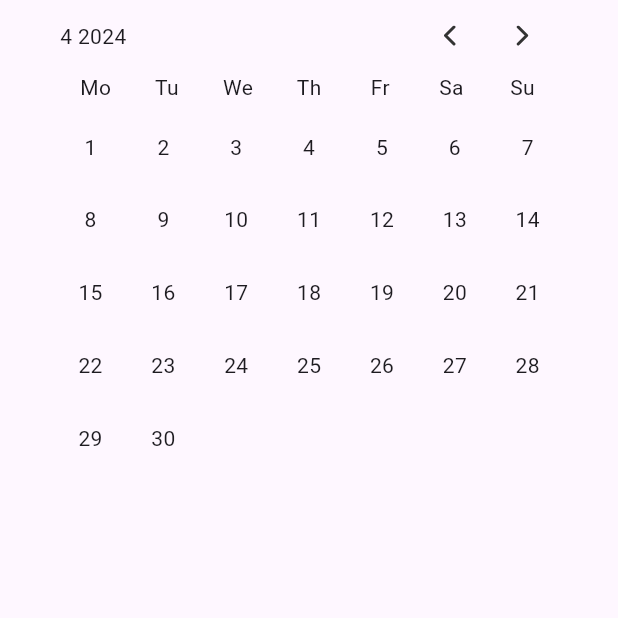
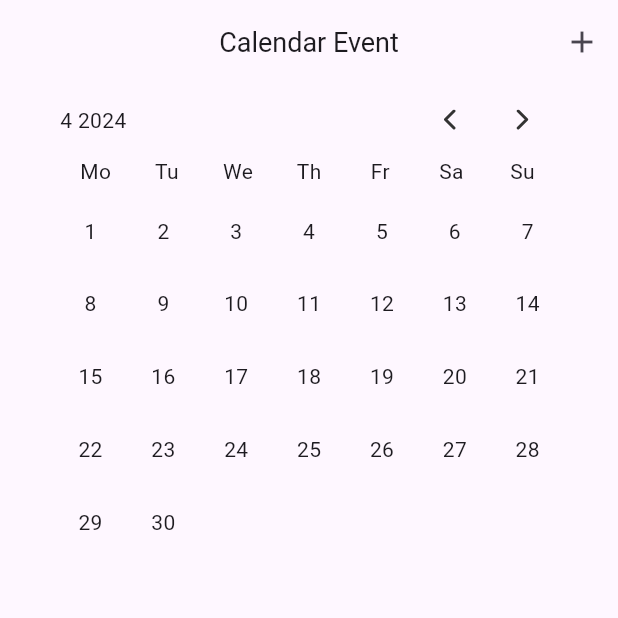
Before and after one commit to MaxZubko/event-calendar, a Flutter app: the screen it shows after launch, on a phone screen of 412 x 824 dp, the top half of it. Run offline on Flutter 3.47's test engine with Material 3 defaults, Android fonts, the phone set to English and light mode, and no system bars; our stand-ins replace bloc, cloud_firestore, equatable, firebase_core, flutter_bloc, flutter_svg and 3 more; accounts and stored records are empty.

Commit message:
added event screen

```diff
--- a/lib/cubit/calendar_event_cubit.dart
+++ b/lib/cubit/calendar_event_cubit.dart
@@ -44,7 +44,7 @@ class CalendarEventCubit extends Cubit<CalendarEventState> {
       await _service.addEvent(event: event, docId: _docId!);
       _events.add(event);
 
-      emit(CalendarEventLoaded(events: _events));
+      emit(CalendarEventLoaded(events: List.of(_events)));
     } catch (e) {
       emit(CalendarEventFailure(error: e));
     }
@@ -58,7 +58,7 @@ class CalendarEventCubit extends Cubit<CalendarEventState> {
 
       _events.removeWhere((element) => element.eventId == event.eventId);
 
-      emit(CalendarEventLoaded(events: _events));
+      emit(CalendarEventLoaded(events: List.of(_events)));
     } catch (e) {
       emit(CalendarEventFailure(error: e));
     }
--- a/lib/features/add_event/view/add_event_screen.dart
+++ b/lib/features/add_event/view/add_event_screen.dart
@@ -1,3 +1,4 @@
+import 'package:event_calendar_app/widgets/widget.dart';
 import 'package:flutter/material.dart';
 
 class AddEventScreen extends StatelessWidget {
@@ -5,7 +6,8 @@ class AddEventScreen extends StatelessWidget {
 
   @override
   Widget build(BuildContext context) {
-    return Scaffold(
+    return const Scaffold(
+      appBar: CustomAppBar(title: 'Event Details'),
       body: Center(child: Text('Add event')),
     );
   }
--- a/lib/features/home/view/home_screen.dart
+++ b/lib/features/home/view/home_screen.dart
@@ -1,14 +1,23 @@
+import 'package:event_calendar_app/cubit/calendar_event_cubit.dart';
 import 'package:event_calendar_app/features/home/home.dart';
 import 'package:event_calendar_app/features/home/widgets/calendar_body.dart';
+import 'package:event_calendar_app/services/firestore_service/models/calendar_event_model/calendar_event_model.dart';
+import 'package:event_calendar_app/widgets/widget.dart';
 import 'package:flutter/material.dart';
+import 'package:flutter_bloc/flutter_bloc.dart';
 
 class HomeScreen extends StatelessWidget {
   const HomeScreen({super.key});
 
   @override
   Widget build(BuildContext context) {
-    return const Scaffold(
-      body: SafeArea(
+    return Scaffold(
+      appBar: CustomAppBar(
+        title: 'Calendar Event',
+        iconActionBtn: const Icon(Icons.add),
+        onPressed: () => _showSearchBottomSheet(context),
+      ),
+      body: const SafeArea(
         child: Padding(
           padding: EdgeInsets.symmetric(horizontal: 40),
           child: Column(
@@ -21,4 +30,21 @@ class HomeScreen extends StatelessWidget {
       ),
     );
   }
+
+  Future<void> _showSearchBottomSheet(BuildContext context) async {
+    final eventCubit = context.read<CalendarEventCubit>();
+    final eventModel = await showModalBottomSheet<CalendarEventModel>(
+      isScrollControlled: true,
+      backgroundColor: Colors.transparent,
+      elevation: 0,
+      context: context,
+      builder: (context) => const Padding(
+        padding: EdgeInsets.only(top: 50),
+        child: EventBottomSheet(),
+      ),
+    );
+    if (eventModel != null) {
+      eventCubit.addEvent(event: eventModel);
+    }
+  }
 }
--- a/lib/features/home/widgets/calendar_body.dart
+++ b/lib/features/home/widgets/calendar_body.dart
@@ -15,13 +15,13 @@ class _CalendarBodyState extends State<CalendarBody> {
   @override
   Widget build(BuildContext context) {
     return CustomScrollView(
+      physics: const NeverScrollableScrollPhysics(),
       slivers: [
         const SliverToBoxAdapter(
           child: CalendarWeekDays(),
         ),
-        Builder(
-          builder: (context) {
-            final calendarState = context.watch<CalendarCubit>().state;
+        BlocBuilder<CalendarCubit, CalendarState>(
+          builder: (context, calendarState) {
             final daysInMonth = DateTime(calendarState.currentDate.year,
                     calendarState.currentDate.month + 1, 0)
                 .day;
@@ -29,17 +29,20 @@ class _CalendarBodyState extends State<CalendarBody> {
                     calendarState.currentDate.month, 0)
                 .weekday;
 
-            final eventsCubit = context.watch<CalendarEventCubit>();
-
             // so that the first line with dates is not empty
             if (firstDayOfWeek > 6) {
               firstDayOfWeek = 0;
             }
 
+            return BlocBuilder<CalendarEventCubit, CalendarEventState>(
+              builder: (context, eventState) {
+                final eventsCubit = context.read<CalendarEventCubit>();
+
                 return SliverPadding(
                   padding: const EdgeInsets.only(top: 20),
                   sliver: SliverGrid(
-                gridDelegate: const SliverGridDelegateWithFixedCrossAxisCount(
+                    gridDelegate:
+                        const SliverGridDelegateWithFixedCrossAxisCount(
                       crossAxisCount: 7,
                       crossAxisSpacing: 8,
                       mainAxisSpacing: 8,
@@ -52,7 +55,8 @@ class _CalendarBodyState extends State<CalendarBody> {
                           return Container();
                         }
 
-                    final bool hasEventForDate = eventsCubit.hasEventForDate(
+                        final bool hasEventForDate =
+                            eventsCubit.hasEventForDate(
                           dateTime: DateTime(
                             calendarState.currentDate.year,
                             calendarState.currentDate.month,
@@ -68,13 +72,15 @@ class _CalendarBodyState extends State<CalendarBody> {
                             ),
                             if (hasEventForDate)
                               Container(
-                            width: 10,
-                            height: 10,
+                                width: 5,
+                                height: 5,
                                 alignment: Alignment.center,
-                            padding: const EdgeInsets.symmetric(vertical: 8),
+                                padding: const EdgeInsets.symmetric(
+                                  vertical: 8,
+                                ),
                                 decoration: const BoxDecoration(
                                   shape: BoxShape.circle,
-                              color: Colors.red,
+                                  color: Colors.grey,
                                 ),
                               ),
                           ],
@@ -84,6 +90,8 @@ class _CalendarBodyState extends State<CalendarBody> {
                   ),
                 );
               },
+            );
+          },
         ),
       ],
     );
--- /dev/null
+++ b/lib/utils/utils.dart
@@ -0,0 +1 @@
+export 'picker_utils.dart';
--- /dev/null
+++ b/lib/widgets/custom_app_bar.dart
@@ -0,0 +1,35 @@
+import 'package:flutter/material.dart';
+
+class CustomAppBar extends StatelessWidget implements PreferredSizeWidget {
+  final String title;
+  final Icon? iconActionBtn;
+  final VoidCallback? onPressed;
+  const CustomAppBar({
+    super.key,
+    required this.title,
+    this.iconActionBtn,
+    this.onPressed,
+  });
+
+  @override
+  Widget build(BuildContext context) {
+    return AppBar(
+      title: Text(
+        title,
+        style: const TextStyle(fontSize: 18),
+      ),
+      centerTitle: true,
+      actions: iconActionBtn != null
+          ? [
+              IconButton(
+                onPressed: onPressed,
+                icon: const Icon(Icons.add),
+              ),
+            ]
+          : null,
+    );
+  }
+
+  @override
+  Size get preferredSize => const Size.fromHeight(kToolbarHeight);
+}
--- /dev/null
+++ b/lib/widgets/widget.dart
@@ -0,0 +1,3 @@
+export 'custom_app_bar.dart';
+export 'event_bottom_sheet.dart';
+export 'date_time_section_bottom_sheet.dart';
--- a/pubspec.yaml
+++ b/pubspec.yaml
@@ -35,6 +35,7 @@ dependencies:
   json_annotation: ^4.8.1
   uuid: ^4.3.3
   equatable: ^2.0.5
+  intl: ^0.19.0
 
   # FIREBASE
   firebase_core: ^2.27.2
```
Also changed, not shown: lib/utils/picker_utils.dart (added, +44 -0 lines), lib/widgets/date_time_section_bottom_sheet.dart (added, +63 -0 lines), lib/widgets/event_bottom_sheet.dart (added, +342 -0 lines), pubspec.lock, 1 other file. Lines whose indentation alone changed are shown as unchanged.
